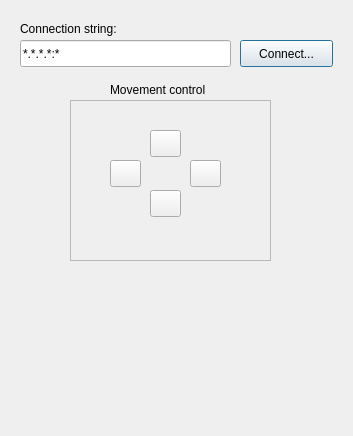
Old version of the form cherokey-robot/RobotControl/ui/MainForm.ui in the repository phoenix367/v2rpins_sdk.
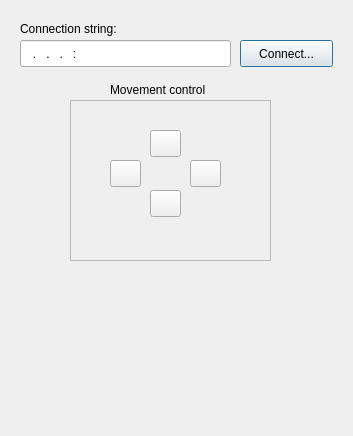
New version of the form.

```diff
--- a/cherokey-robot/RobotControl/ui/MainForm.ui
+++ b/cherokey-robot/RobotControl/ui/MainForm.ui
@@ -49,7 +49,7 @@
     </rect>
    </property>
    <property name="inputMask">
-    <string>*.*.*.*:*; </string>
+    <string>000.000.000.000:0000; </string>
    </property>
   </widget>
   <widget class="QFrame" name="frame">
```
